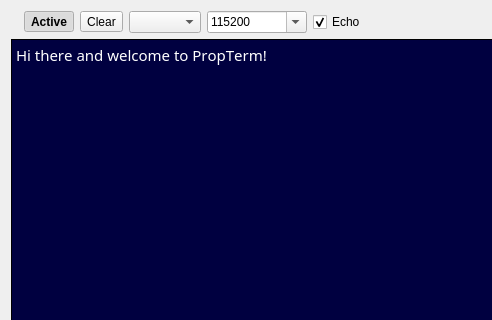
Before: the Qt Designer form src/propterm/lib/propterm.ui in parallaxinc/PropellerIDE, drawn with Qt 5; both pictures show x 0 to 492 and y 0 to 320 of the 673 by 485 pixel window.
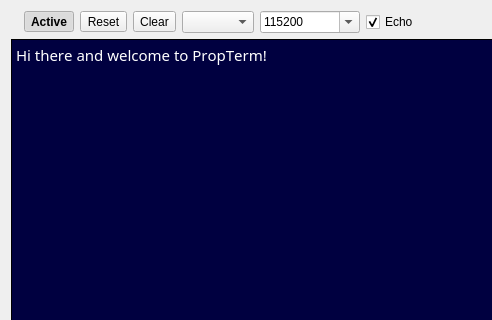
After: the same form once the commit is applied. Icons and pictures are not drawn. Custom widgets are drawn as their Qt base class.

Diff of the .ui file:
```diff
--- a/src/propterm/lib/propterm.ui
+++ b/src/propterm/lib/propterm.ui
@@ -51,6 +51,13 @@
        </property>
       </widget>
      </item>
+     <item>
+      <widget class="QToolButton" name="reset">
+       <property name="text">
+        <string>Reset</string>
+       </property>
+      </widget>
+     </item>
      <item>
       <widget class="QToolButton" name="clear">
        <property name="toolTip">
```
Left out of the diff: 6 changed lines with no effect on the pictures.
